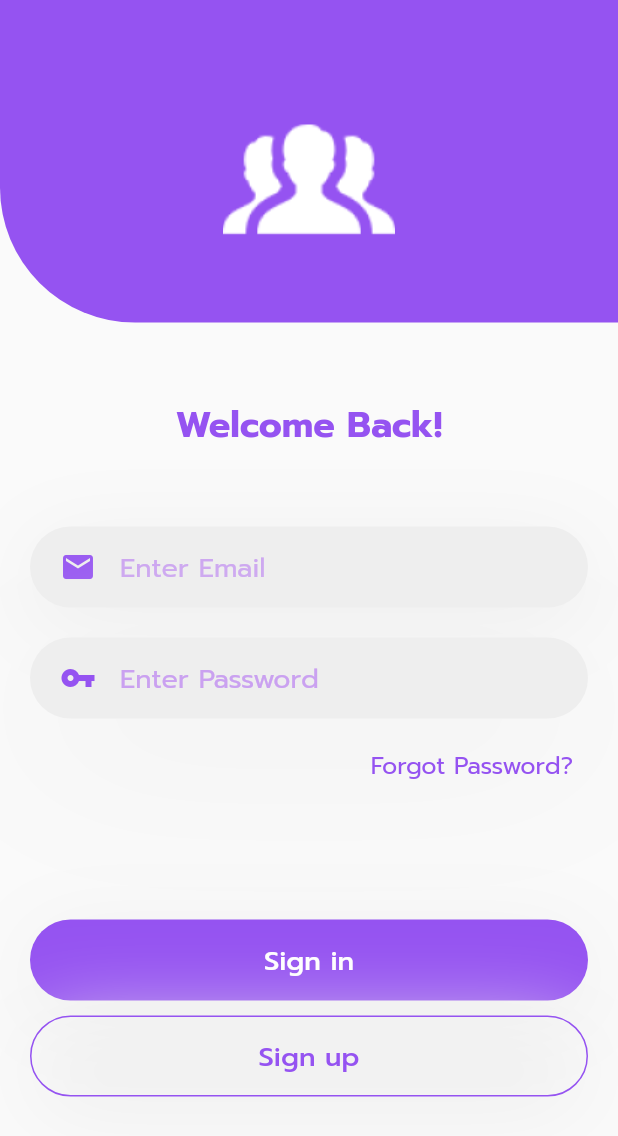
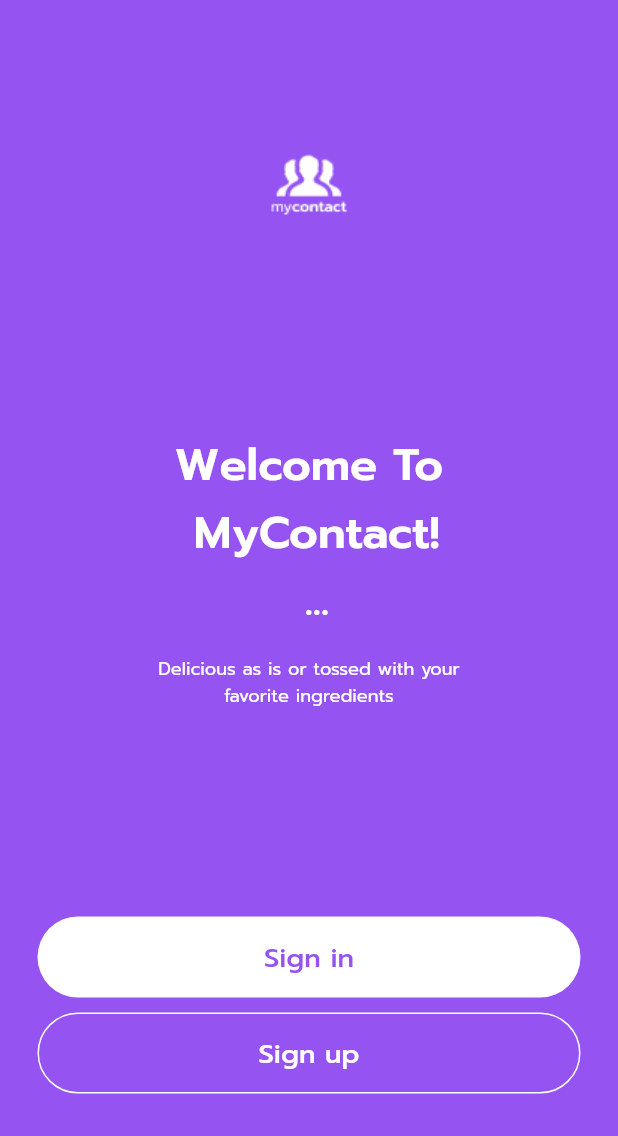
Before and after one commit to SalmanAlfarizhi/my_contact, a Flutter app: the screen it shows after launch, on a phone screen of 412 x 824 dp. Shown: the top 1136 px of the screen. Run offline on Flutter 3.47's test engine with Material 2 defaults, Android fonts, the phone set to English and light mode, and no system bars; our stand-ins replace dio, flutter_slidable, loading_animation_widget.

Commit message:
Adding Landing Page

```diff
--- a/lib/main.dart
+++ b/lib/main.dart
@@ -1,7 +1,7 @@
 import 'package:flutter/material.dart';
 import 'package:my_contact/pages/add_page.dart';
-import 'package:my_contact/pages/home.dart';
 import 'package:my_contact/pages/home_page.dart';
+import 'package:my_contact/pages/landing_page.dart';
 import 'package:my_contact/pages/splash.dart';
 
 void main() {
@@ -19,6 +19,7 @@ class MyApp extends StatelessWidget {
       // theme: ThemeData(
       //   primarySwatch: Colors.white,
       // ),
+      // home: LandingPage(),
       home: SplashPage(),
       // home: Home(),
       // home: HomePage(),
--- /dev/null
+++ b/lib/pages/landing_page.dart
@@ -0,0 +1,119 @@
+import 'package:flutter/material.dart';
+import 'package:my_contact/pages/login_page.dart';
+import 'package:my_contact/pages/register_page.dart';
+
+class LandingPage extends StatefulWidget {
+  const LandingPage({Key? key}) : super(key: key);
+
+  @override
+  State<LandingPage> createState() => _LandingPageState();
+}
+
+class _LandingPageState extends State<LandingPage> {
+  @override
+  Widget build(BuildContext context) {
+    return Scaffold(
+      body: Container(
+        width: double.infinity,
+        height: double.infinity,
+        decoration: BoxDecoration(
+          color: Color.fromARGB(255, 149, 83, 241),
+        ),
+        padding: EdgeInsets.all(25.0),
+        child: Column(
+            mainAxisAlignment: MainAxisAlignment.center,
+            children: <Widget>[
+              // Padding(padding: EdgeInsets.only(top: 5, bottom: 50)),
+              Image.asset(
+                'assets/images/logosmall.png',
+                fit: BoxFit.cover,
+              ),
+              Padding(padding: EdgeInsets.only(top: 60,bottom: 80)),
+              const Text(
+                'Welcome To \n MyContact! \n ...',
+                textAlign: TextAlign.center,
+                style: TextStyle(
+                  fontFamily: 'PromptSemibold',
+                  fontSize: 30,
+                  color: Colors.white,
+                ),
+              ),
+              Padding(padding: EdgeInsets.only(bottom: 15)),
+              const Text(
+                'Delicious as is or tossed with your\nfavorite ingredients',
+                textAlign: TextAlign.center,
+                style: TextStyle(
+                  fontFamily: 'PromptRegular',
+                  fontSize: 12,
+                  color: Colors.white,
+                ),
+              ),
+              Padding(padding: EdgeInsets.only(bottom: 68)),
+                      GestureDetector(
+                        onTap: () {
+                          Navigator.push(
+                            context,
+                            MaterialPageRoute(
+                                builder: (context) => LoginPage()),
+                          );
+                        },
+                        child: Container(
+                          alignment: Alignment.center,
+                          margin: EdgeInsets.only(left: 0, right: 0, top: 70),
+                          padding: EdgeInsets.only(left: 20, right: 20),
+                          height: 54,
+                          decoration: BoxDecoration(
+                            color: Colors.white,
+                            borderRadius: BorderRadius.circular(50),
+                          ),
+                          child: Text(
+                            "Sign in",
+                            style: TextStyle(
+                                color: Color.fromARGB(255, 149, 83, 241),
+                                fontSize: 18,
+                                fontFamily: 'PromptMedium'),
+                          ),
+                        ),
+                      ),
+            GestureDetector(
+              onTap: () {
+                Navigator.push(
+                  context,
+                  MaterialPageRoute(
+                      builder: (context) => RegisterPage()),
+                );
+              },
+              child: Container(
+                alignment: Alignment.center,
+                margin: EdgeInsets.only(left: 0, right: 0, top: 10),
+                padding: EdgeInsets.only(left: 20, right: 20),
+                height: 54,
+                decoration: BoxDecoration(
+                  color: Color(0xFFF0F0),
+                  borderRadius: BorderRadius.circular(50),
+                  border: Border.all(
+                    color: Colors.white,
+                    width: 1,
+                  ),
+                  // boxShadow: [
+                  //   BoxShadow(
+                  //       offset: Offset(0, 10),
+                  //       blurRadius: 50,
+                  //       color: Color(0xffEEEEEE)),
+                  // ],
+                ),
+                child: Text(
+                  "Sign up",
+                  style: TextStyle(
+                      color: Colors.white,
+                      fontSize: 18,
+                      fontFamily: 'PromptMedium'),
+                ),
+              ),
+            ),
+            ]
+            ),
+      ),
+    );
+  }
+}
```
Also changed, not shown: lib/drawer/my_drawer_header.dart (deleted, +0 -41 lines), lib/pages/home.dart (deleted, +0 -41 lines), lib/pages/splash.dart (+2 -7 lines), assets/images/landing.png (added), assets/images/logosmall.png (added), 1 other file.
